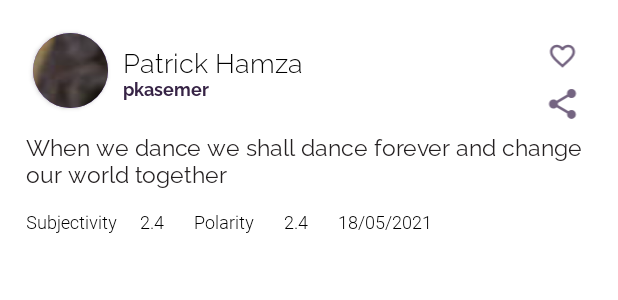
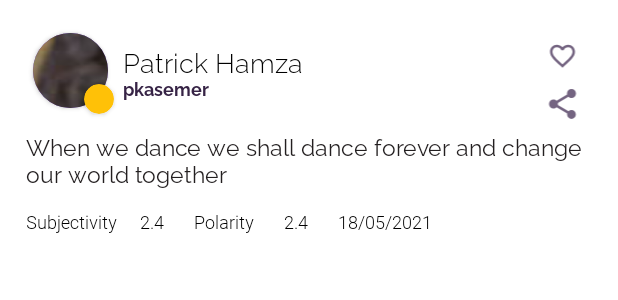
Before and after one commit to patrickhamzaokello/TwitterSentimentalANalysis, an Android app: the layout tweet_design.xml on its own in the app's theme, with its tools: preview values and no code run, on a phone screen of 412 x 824 dp. Shown: the top 300 px of the screen. Run offline under Robolectric (Android 15) with nearby library versions, the phone set to English and light mode, and no system bars; Roboto replaces fonts that are not available here.

Commit message:
updated polarity status

```diff
--- a/app/src/main/java/com/pkasemer/sensetweet/MainActivity.java
+++ b/app/src/main/java/com/pkasemer/sensetweet/MainActivity.java
@@ -60,7 +60,7 @@ public class MainActivity extends AppCompatActivity {
 //        Typeface typeface = getResources().getFont(R.font.myfont);
 //        textView.setTypeface(typeface);
         new MyBroadcastReceiver();
-        loadFragment(new HomeFragment());
+        loadFragment(new FilterFragment());
         toolbar.setTitle("Tweet Sense");
 
     }
--- a/app/src/main/java/com/pkasemer/sensetweet/Tweetadapter.java
+++ b/app/src/main/java/com/pkasemer/sensetweet/Tweetadapter.java
@@ -13,6 +13,7 @@ import android.widget.TextView;
 import android.widget.Toast;
 
 import androidx.annotation.NonNull;
+import androidx.cardview.widget.CardView;
 import androidx.core.content.ContextCompat;
 import androidx.recyclerview.widget.RecyclerView;
 
@@ -67,6 +68,7 @@ public class Tweetadapter extends RecyclerView.Adapter<Tweetadapter.ViewHolder>
         private ImageView profile_image_urlView;
         private TextView received_atView;
         private ImageView likedTweeticon, sharetweetView;
+        private CardView polaritystatusview;
 
         public ViewHolder(@NonNull View itemView) {
             super(itemView);
@@ -81,6 +83,7 @@ public class Tweetadapter extends RecyclerView.Adapter<Tweetadapter.ViewHolder>
             received_atView = itemView.findViewById(R.id.datevalue);
             likedTweeticon = itemView.findViewById(R.id.likedtweet);
             sharetweetView = itemView.findViewById(R.id.sharetweet);
+            polaritystatusview = itemView.findViewById(R.id.polaritystatus);
 
 
         }
@@ -128,14 +131,17 @@ public class Tweetadapter extends RecyclerView.Adapter<Tweetadapter.ViewHolder>
             if(polarity > 0){
                 //positive
                 polarityView.setTextColor(ContextCompat.getColor(view.getContext(),R.color.positive));
+                polaritystatusview.setCardBackgroundColor(ContextCompat.getColor(view.getContext(), R.color.positive));
 
             } if(polarity < 0){
                 //negative
                 polarityView.setTextColor(ContextCompat.getColor(view.getContext(),R.color.negative));
+                polaritystatusview.setCardBackgroundColor(ContextCompat.getColor(view.getContext(), R.color.negative));
 
             } if (polarity == 0){
                 // neutral
                 polarityView.setTextColor(ContextCompat.getColor(view.getContext(),R.color.neutral));
+                polaritystatusview.setCardBackgroundColor(ContextCompat.getColor(view.getContext(), R.color.neutral));
 
             }
 
--- a/app/src/main/res/layout/tweet_design.xml
+++ b/app/src/main/res/layout/tweet_design.xml
@@ -30,6 +30,19 @@
                 android:id="@+id/tweeterimage"
                 >
             </ImageView>
+
+        </androidx.cardview.widget.CardView>
+
+        <androidx.cardview.widget.CardView
+            android:layout_width="20dp"
+            android:layout_height="20dp"
+            android:id="@+id/polaritystatus"
+            app:cardCornerRadius="10dp"
+            android:layout_below="@+id/image_card_view"
+            android:layout_marginTop="-16dp"
+            android:layout_marginLeft="54dp"
+            app:cardBackgroundColor="#FFC107"
+            >
 
         </androidx.cardview.widget.CardView>
 
--- a/app/src/main/res/values/colors.xml
+++ b/app/src/main/res/values/colors.xml
@@ -11,6 +11,6 @@
 
     <color name="positive">#4CAF50</color>
     <color name="negative">#BF0404</color>
-    <color name="neutral">#673AB7</color>
+    <color name="neutral">#FFC107</color>
 
 </resources>
```
